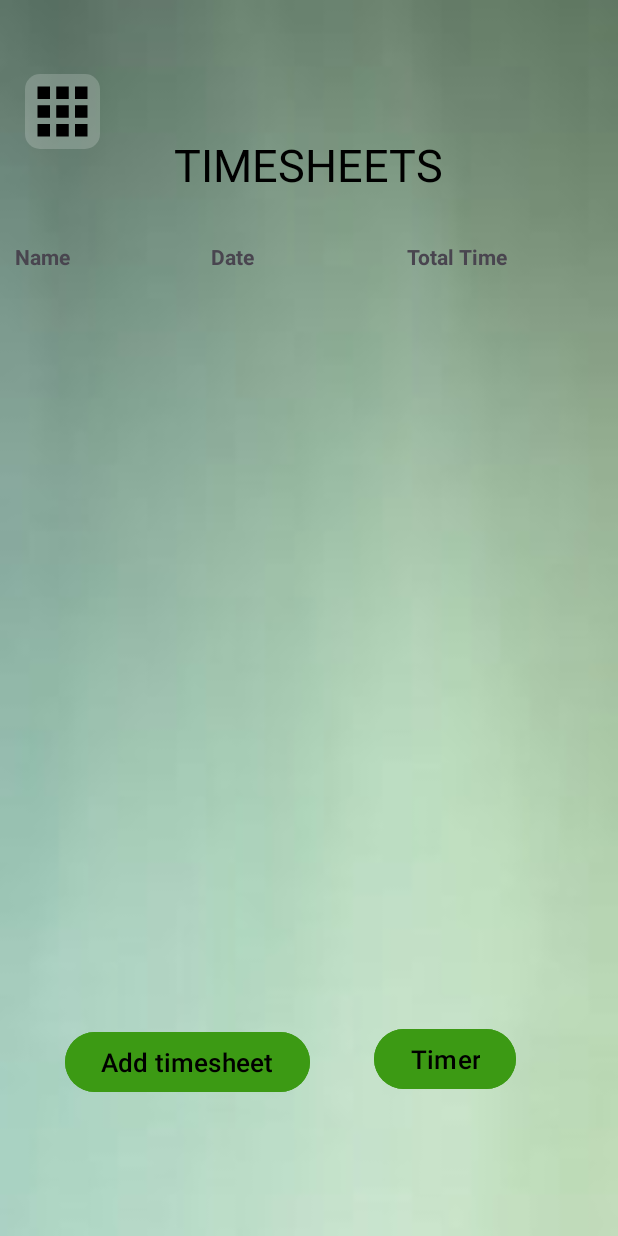
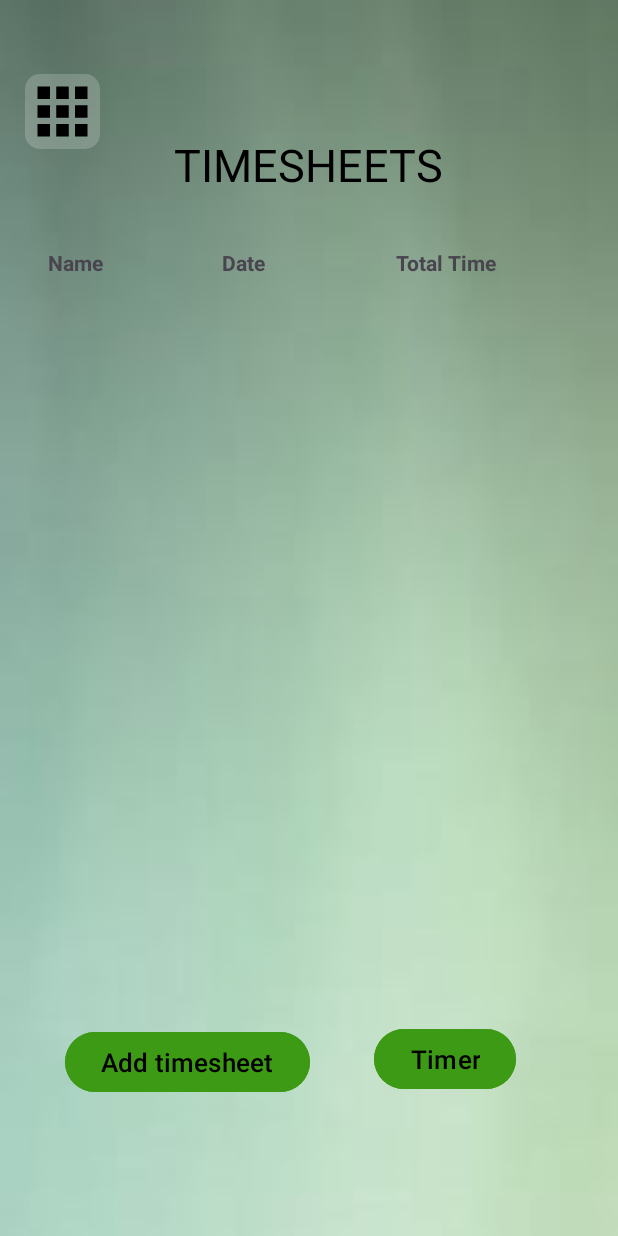
Before and after one commit to TristanStavast/OPSC_Part3, an Android app: the TimesheetList screen opened directly, with no data from a screen before it, on a phone screen of 412 x 824 dp. Run offline under Robolectric (Android 15) with nearby library versions, the phone set to English and light mode, and no system bars; our stand-ins replace Firebase (no records; nobody signed in at launch, a user with empty details on screens opened directly); 1 statement that could not run was skipped.

Commit message:
ui changes

```diff
--- a/app/src/main/res/layout/activity_timesheet_list.xml
+++ b/app/src/main/res/layout/activity_timesheet_list.xml
@@ -58,8 +58,8 @@
             android:layout_marginBottom="48dp"
             android:backgroundTint="#3C9A14"
             android:text="Timer"
+            android:textColor="@color/black"
             android:textSize="17dp"
-            android:textColor="@color/black"
             app:layout_constraintBottom_toBottomOf="parent"
             app:layout_constraintEnd_toEndOf="parent"
             app:layout_constraintStart_toStartOf="parent"
@@ -73,8 +73,8 @@
             android:layout_marginTop="43dp"
             android:layout_marginEnd="330dp"
             android:layout_marginBottom="635dp"
+            android:background="@drawable/rounded_corner"
             android:scaleType="fitCenter"
-            android:background="@drawable/rounded_corner"
             android:src="@drawable/baseline_apps_24"
             app:layout_constraintBottom_toBottomOf="parent"
             app:layout_constraintEnd_toEndOf="parent"
@@ -85,12 +85,12 @@
 
         <androidx.recyclerview.widget.RecyclerView
             android:id="@+id/rvTimesheet"
-            android:layout_width="408dp"
-            android:layout_height="505dp"
-            android:layout_marginStart="1dp"
-            android:layout_marginTop="107dp"
-            android:layout_marginEnd="2dp"
-            android:layout_marginBottom="119dp"
+            android:layout_width="364dp"
+            android:layout_height="509dp"
+            android:layout_marginStart="23dp"
+            android:layout_marginTop="111dp"
+            android:layout_marginEnd="24dp"
+            android:layout_marginBottom="111dp"
             app:layout_constraintBottom_toBottomOf="parent"
             app:layout_constraintEnd_toEndOf="parent"
             app:layout_constraintStart_toStartOf="parent"
```
Also changed, not shown: app/src/main/res/layout/activity_home.xml (+8 -8 lines).
